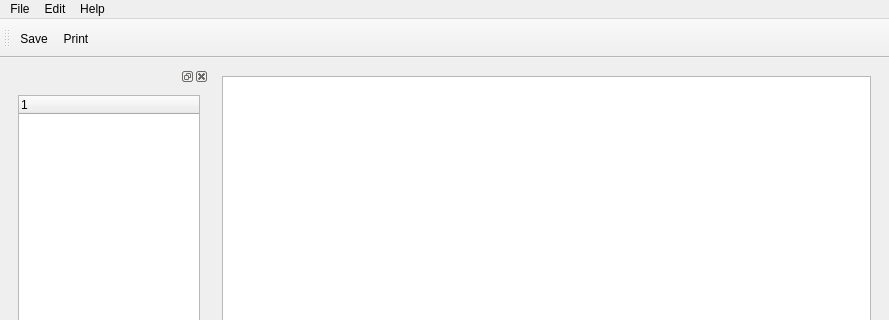
Old version of the form bacula/src/qt-console/main.ui in the repository rkorzeniewski/bacula; both pictures show x 0 to 889 and y 0 to 320 of the 889 by 802 pixel window.
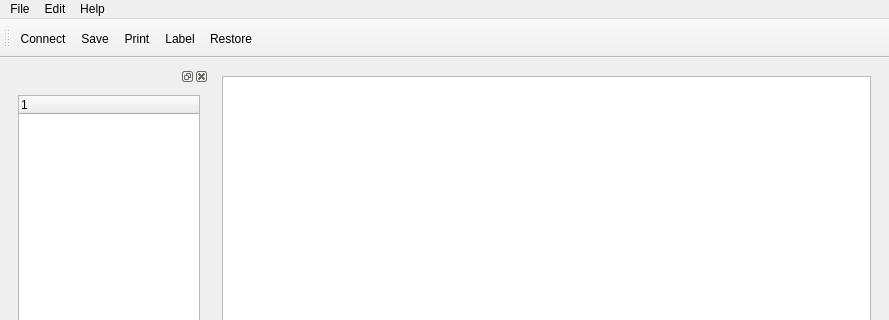
New version of the form. Icons and pictures are not drawn.

The edit to the form file:
```diff
--- a/bacula/src/qt-console/main.ui
+++ b/bacula/src/qt-console/main.ui
@@ -256,8 +256,11 @@
    <attribute name="toolBarArea" >
     <number>4</number>
    </attribute>
+   <addaction name="actionConnect" />
    <addaction name="actionSave" />
    <addaction name="actionPrint" />
+   <addaction name="actionLabel" />
+   <addaction name="actionRestore" />
   </widget>
   <action name="actionExit" >
    <property name="text" >
@@ -325,6 +328,30 @@
     <string>Save</string>
    </property>
   </action>
+  <action name="actionConnect" >
+   <property name="icon" >
+    <iconset>images/connect.png</iconset>
+   </property>
+   <property name="text" >
+    <string>Connect</string>
+   </property>
+  </action>
+  <action name="actionLabel" >
+   <property name="icon" >
+    <iconset>images/label.png</iconset>
+   </property>
+   <property name="text" >
+    <string>Label</string>
+   </property>
+  </action>
+  <action name="actionRestore" >
+   <property name="icon" >
+    <iconset>images/restore.png</iconset>
+   </property>
+   <property name="text" >
+    <string>Restore</string>
+   </property>
+  </action>
  </widget>
  <resources>
   <include location="main.qrc" />
```
